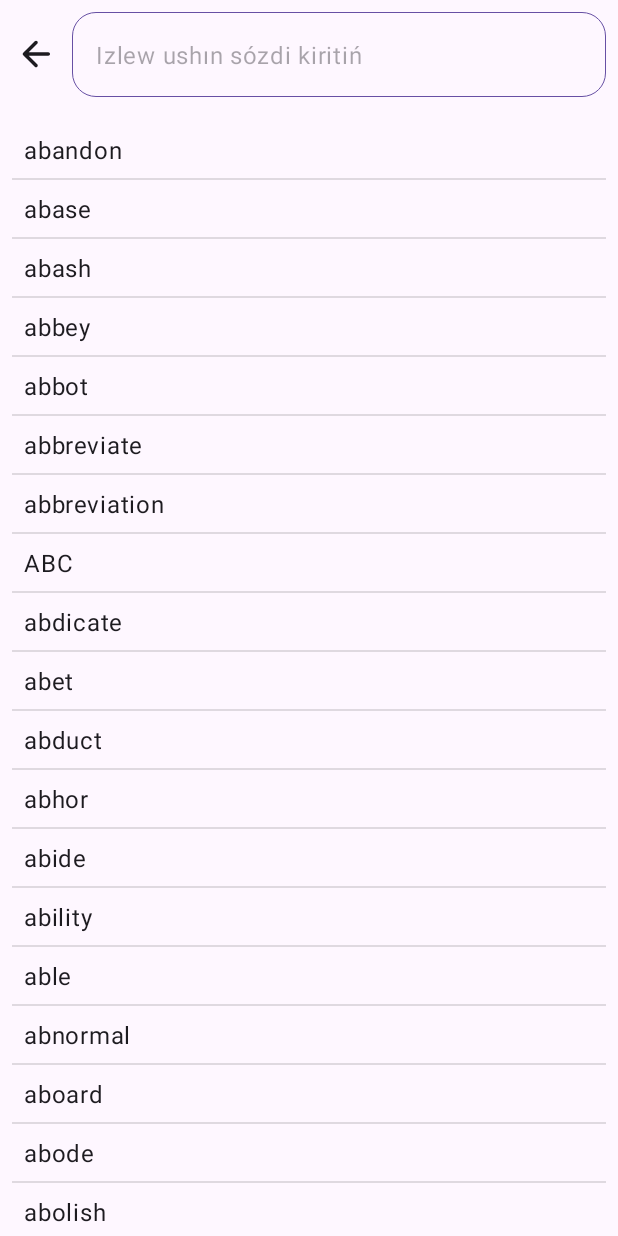
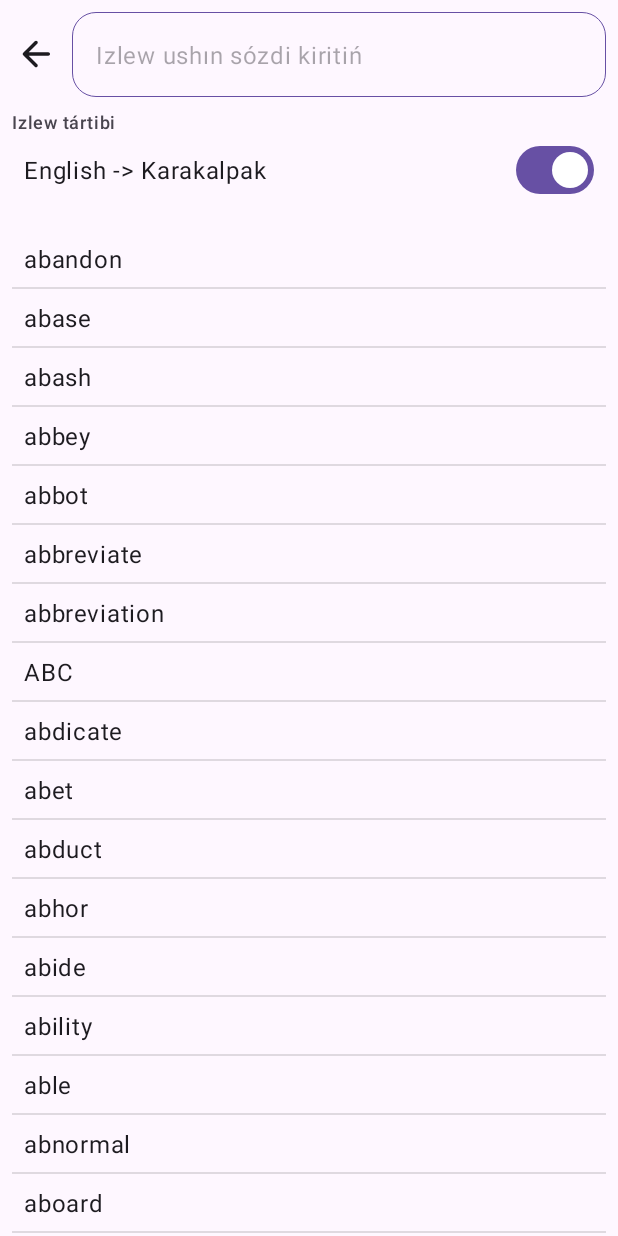
Before and after one commit to theberdakh/EnglishKarakalpak, an Android app: the screen it shows after launch (MainActivity), after a tap on an icon or button, on a phone screen of 412 x 824 dp. Run offline under Robolectric (Android 15) with nearby library versions, the light colour scheme and no system bars.

Commit message:
add search by language

```diff
--- a/app/src/main/java/com/theberdakh/tradingglossary/search/SearchFragment.kt
+++ b/app/src/main/java/com/theberdakh/tradingglossary/search/SearchFragment.kt
@@ -24,6 +24,7 @@ class SearchFragment : Fragment() {
     private lateinit var adapter: SearchWordAdapter
     private val allWords = mutableListOf<Word>()
     private val binding get() = checkNotNull(_binding)
+    private var language: Language = Language.English
 
     override fun onCreateView(
         inflater: LayoutInflater,
@@ -31,26 +32,36 @@ class SearchFragment : Fragment() {
         savedInstanceState: Bundle?
     ): View {
         _binding = FragmentSearchBinding.inflate(inflater, container, false)
+
+
         initViews()
         initListeners()
         return binding.root
     }
 
     private fun initViews() {
+
+
+        adapter = SearchWordAdapter (language){
+            navigateToWordFragment(it)
+        }
+
+
         binding.searchEditText.requestFocus()
 
-        adapter = SearchWordAdapter {
-            navigateToWordFragment(it)
-        }
+        val jsonString: String = requireContext().jsonToString("words.json")
+        allWords.addAll(convertJsonUsingSerialisation(jsonString))
+
         val recyclerDividerItemDecoration =
             DividerItemDecoration(requireContext(), RecyclerView.VERTICAL)
         binding.recyclerSearch.addItemDecoration(recyclerDividerItemDecoration)
+
+        adapter.submitList(allWords)
         binding.recyclerSearch.adapter = adapter
 
 
-        val jsonString: String = requireContext().jsonToString("words.json")
-        allWords.addAll(convertJsonUsingSerialisation(jsonString))
-        adapter.submitList(allWords)
+
+
 
     }
 
@@ -63,9 +74,42 @@ class SearchFragment : Fragment() {
 
 
         binding.searchEditText.doAfterTextChanged {
-            val sortedWords = sortedWords(it.toString())
+
+            when(language){
+                Language.English -> {}
+                Language.Karakalpak -> {}
+            }
+            val sortedWords = sortedWords(it.toString(), language = language)
             adapter.notifyDataSetChanged()
             adapter.submitList(sortedWords)
+        }
+
+
+        var clicked = false
+        binding.switchEnglishToKarakalpak.setOnClickListener {
+            if (clicked){
+                binding.switchEnglishToKarakalpak.text = "English -> Karakalpak"
+                language = Language.English
+
+                adapter = SearchWordAdapter (language){
+                    navigateToWordFragment(it)
+                }
+                adapter.submitList(allWords)
+                binding.recyclerSearch.adapter = adapter
+
+                clicked = false
+            } else {
+                binding.switchEnglishToKarakalpak.text ="Qaraqalpaqsha -> Inglizshe"
+                language = Language.Karakalpak
+
+                adapter = SearchWordAdapter (language){
+                    navigateToWordFragment(it)
+                }
+                adapter.submitList(allWords)
+                binding.recyclerSearch.adapter = adapter
+                clicked = true
+            }
+
         }
     }
 
--- a/app/src/main/java/com/theberdakh/tradingglossary/search/SearchWordAdapter.kt
+++ b/app/src/main/java/com/theberdakh/tradingglossary/search/SearchWordAdapter.kt
@@ -7,14 +7,18 @@ import androidx.recyclerview.widget.RecyclerView.ViewHolder
 import com.theberdakh.tradingglossary.data.Word
 import com.theberdakh.tradingglossary.data.WordDiffUtil
 import com.theberdakh.englishkarakalpak.databinding.ItemSearchBinding
+import com.theberdakh.tradingglossary.data.Language
 
-class SearchWordAdapter(private val onClick: (Word) -> Unit): ListAdapter<Word, SearchWordAdapter.SearchWordViewHolder>(
+class SearchWordAdapter(private val language: Language, private val onClick: (Word) -> Unit): ListAdapter<Word, SearchWordAdapter.SearchWordViewHolder>(
     WordDiffUtil()
 ) {
     inner class SearchWordViewHolder(private val binding: ItemSearchBinding): ViewHolder(binding.root){
         fun bind(){
             val word = getItem(adapterPosition)
-            binding.titleWord.text = word.english
+            when(language){
+                Language.English -> {binding.titleWord.text = word.english}
+                Language.Karakalpak -> {binding.titleWord.text = word.karakalpak}
+            }
             binding.root.setOnClickListener {
                 onClick.invoke(word)
             }
--- a/app/src/main/res/layout/fragment_search.xml
+++ b/app/src/main/res/layout/fragment_search.xml
@@ -56,9 +56,28 @@
 
 
 
+
+
     </LinearLayout>
 
+    <TextView
+        android:layout_width="match_parent"
+        android:layout_height="wrap_content"
+        android:text="Izlew tártibi"
+        android:layout_marginTop="8dp"
+        android:paddingHorizontal="8dp"
+        android:textAppearance="?textAppearanceLabelMedium"/>
 
+
+    <com.google.android.material.materialswitch.MaterialSwitch
+        android:id="@+id/switch_english_to_karakalpak"
+        android:paddingHorizontal="16dp"
+
+        android:layout_width="match_parent"
+        android:text="English -> Karakalpak"
+        android:checked="true"
+        android:textAppearance="?textAppearanceBodyLarge"
+        android:layout_height="wrap_content" />
 
 
     <androidx.recyclerview.widget.RecyclerView
```
